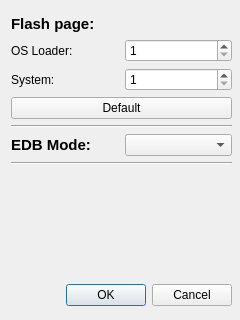
The window that options.ui (ExistOS-Team/ExistOS_Updater_v2) describes before a commit, drawn with Qt 5.
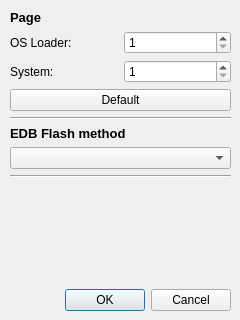
The same window after the commit.

Commit message: v1.0.4.1 support EDB serial mode & display flashing progress and details

What changed in the file:
```diff
--- a/options.ui
+++ b/options.ui
@@ -25,26 +25,28 @@
   <property name="windowTitle">
    <string>Dialog</string>
   </property>
-  <widget class="QWidget" name="layoutWidget">
+  <widget class="QWidget" name="">
    <property name="geometry">
     <rect>
-     <x>11</x>
-     <y>15</y>
+     <x>10</x>
+     <y>10</y>
      <width>221</width>
-     <height>291</height>
+     <height>301</height>
     </rect>
    </property>
-   <layout class="QVBoxLayout" name="verticalLayout">
+   <layout class="QVBoxLayout" name="verticalLayout_3">
+    <item>
+     <layout class="QVBoxLayout" name="verticalLayout_2">
     <item>
      <widget class="QLabel" name="label">
       <property name="font">
        <font>
-        <pointsize>11</pointsize>
+          <pointsize>10</pointsize>
         <bold>true</bold>
        </font>
       </property>
       <property name="text">
-       <string>Flash page:</string>
+         <string>Page</string>
       </property>
      </widget>
     </item>
@@ -97,6 +99,8 @@
       </property>
      </widget>
     </item>
+     </layout>
+    </item>
     <item>
      <widget class="Line" name="line">
       <property name="orientation">
@@ -105,17 +109,17 @@
      </widget>
     </item>
     <item>
-     <layout class="QHBoxLayout" name="horizontalLayout_3">
+     <layout class="QVBoxLayout" name="verticalLayout">
       <item>
        <widget class="QLabel" name="label_4">
         <property name="font">
          <font>
-          <pointsize>11</pointsize>
+          <pointsize>10</pointsize>
           <bold>true</bold>
          </font>
         </property>
         <property name="text">
-         <string>EDB Mode:</string>
+         <string>EDB Flash method</string>
         </property>
        </widget>
       </item>
```
Lines whose indentation alone changed are shown as unchanged. The commit also changes 12 other files.
